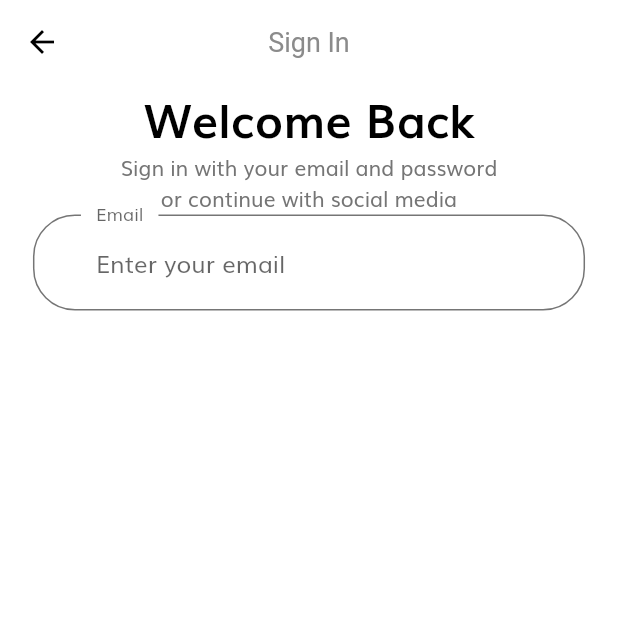
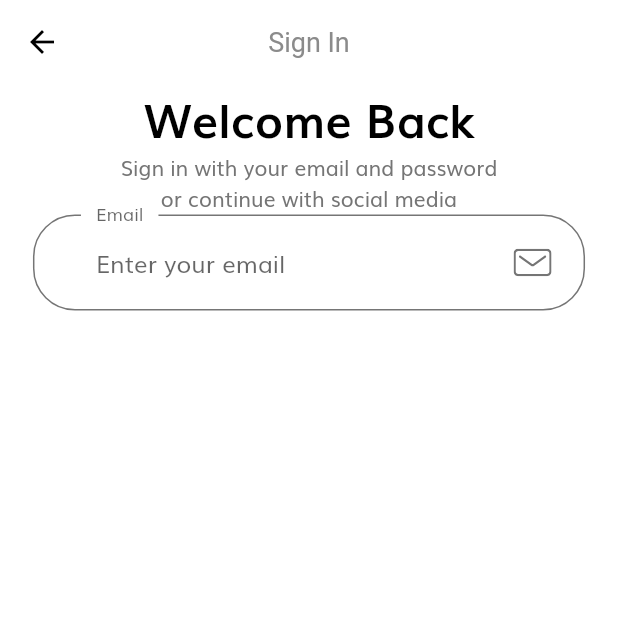
Before and after one commit to shimizu-saffle/e-commerce-app-ui-sample, a Flutter app: the screen it shows after launch, after a tap on "Continue", on a phone screen of 412 x 824 dp, the top half of it. Run offline on Flutter 3.47's test engine with Material 2 defaults, Android fonts, the phone set to English and light mode, and no system bars; our stand-ins replace flutter_svg.

Commit message:
CustomSuffixIcon

```diff
--- a/lib/screens/sign_in/components/body.dart
+++ b/lib/screens/sign_in/components/body.dart
@@ -1,5 +1,7 @@
 import 'package:e_commerce_app_ui_sample/size_config.dart';
 import 'package:flutter/material.dart';
+
+import 'custom_suffix_icon.dart';
 
 class Body extends StatelessWidget {
   const Body({Key? key}) : super(key: key);
@@ -53,6 +55,7 @@ class _SignFormState extends State<SignForm> {
           decoration: const InputDecoration(
             labelText: 'Email',
             hintText: 'Enter your email',
+            suffixIcon: CustomSuffixIcon(svgIcon: 'assets/icons/Mail.svg'),
           ),
         ),
       ],
--- /dev/null
+++ b/lib/screens/sign_in/components/custom_suffix_icon.dart
@@ -0,0 +1,29 @@
+import 'package:flutter/material.dart';
+import 'package:flutter_svg/flutter_svg.dart';
+
+import '../../../size_config.dart';
+
+class CustomSuffixIcon extends StatelessWidget {
+  const CustomSuffixIcon({
+    Key? key,
+    required this.svgIcon,
+  }) : super(key: key);
+
+  final String svgIcon;
+
+  @override
+  Widget build(BuildContext context) {
+    return Padding(
+      padding: EdgeInsets.fromLTRB(
+        0,
+        getProportionateScreenWidth(20),
+        getProportionateScreenWidth(20),
+        getProportionateScreenWidth(20),
+      ),
+      child: SvgPicture.asset(
+        svgIcon,
+        height: getProportionateScreenHeight(18),
+      ),
+    );
+  }
+}
```
